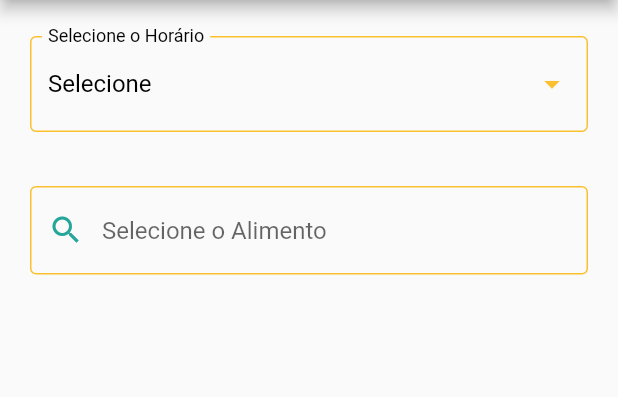
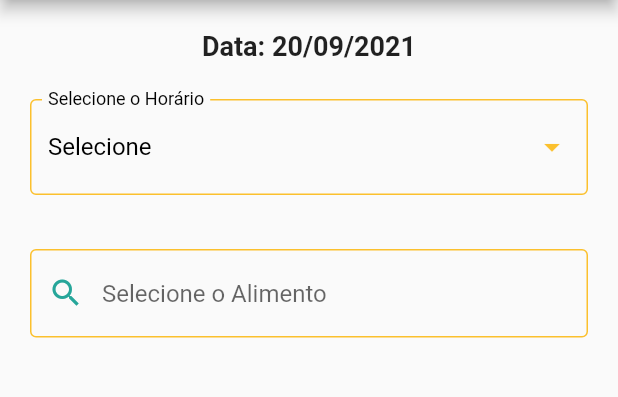
Before and after one commit to Juscimara/app_tcc_diarioeletronico, a Flutter app: the MealsScreen screen opened directly, on a phone screen of 412 x 824 dp, the part 84-481 px from its top. Run offline on Flutter 3.47's test engine with Material 2 defaults, Android fonts, the phone set to English and light mode, and no system bars; our stand-ins replace cloud_firestore, firebase_auth, firebase_core, splashscreen; accounts and stored records are empty; Roboto replaces fonts that are missing (Poppins).

Commit message:
Atualizações

```diff
--- a/lib/components/dropdown.dart
+++ b/lib/components/dropdown.dart
@@ -4,8 +4,9 @@ class Dropdown extends StatelessWidget {
   final String text, error;
   final TextEditingController controller;
   final List<String> options;
+  final Function validator;
 
-  Dropdown({Key key, this.text, this.error, this.options, this.controller})
+  Dropdown({Key key, this.text, this.error, this.options, this.controller,this.validator})
       : super(key: key);
 
   @override
@@ -47,6 +48,7 @@ class Dropdown extends StatelessWidget {
             color: Colors.black,
           ),
         ),
+          validator: (value) => validator(value),
       ),
     );
   }
--- a/lib/screens/meals_screen.dart
+++ b/lib/screens/meals_screen.dart
@@ -47,6 +47,13 @@ class _RefeicaoState extends State<MealsScreen> {
         child: Container(
           padding: EdgeInsets.all(20),
           child: Column(children: [
+            Text(
+              "Data: " + dataFormatter + "\n",
+              style: TextStyle(
+                fontSize: 18,
+                fontWeight: FontWeight.bold,
+              ),
+            ),
             Dropdown(
               options: [
                 'Selecione',
@@ -59,6 +66,12 @@ class _RefeicaoState extends State<MealsScreen> {
               ],
               text: "Selecione o Horário",
               controller: dropdownValue,
+              validator: (value) {
+                if (value.isEmpty) {
+                  return 'Informe';
+                }
+                return null;
+              },
             ),
             Text("\n"),
             Autocomplete<String>(
@@ -111,6 +124,12 @@ class _RefeicaoState extends State<MealsScreen> {
                         controller: qtdController,
                         text:
                             "Digite a quantidade ingerida em ${alimento.MedidaUsual}",
+                        validator: (value) {
+                          if (value.isEmpty) {
+                            return 'Informe';
+                          }
+                          return null;
+                        },
                       ),
                       Button(
                           width: MediaQuery.of(context).size.width,
@@ -140,7 +159,6 @@ class _RefeicaoState extends State<MealsScreen> {
                           mainAxisAlignment: MainAxisAlignment.center,
                           crossAxisAlignment: CrossAxisAlignment.center,
                           children: <Widget>[
-                            Text("Data: " + dataFormatter),
                             Text(
                               "\n LISTA DE ALIMENTOS SELECIONADOS: \n",
                               style: TextStyle(
@@ -226,7 +244,7 @@ class _RefeicaoState extends State<MealsScreen> {
                           width: MediaQuery.of(context).size.width,
                           heigth: 50,
                           widget: Text(
-                            'Salvar Refeição',
+                            'Salvar',
                             style: TextStyle(
                               fontSize: 16,
                               fontWeight: FontWeight.w600,
--- a/lib/screens/recoverPassword_screen.dart
+++ b/lib/screens/recoverPassword_screen.dart
@@ -70,7 +70,7 @@ class _RecoverPasswordState extends State<RecoverPasswordScreen> {
                   heigth: 50,
                   widget: Center(
                       child: Text(
-                    'Alterar Senha',
+                    'Salvar',
                     style: TextStyle(
                       fontSize: 16,
                       fontWeight: FontWeight.w600,
```
Also changed, not shown: lib/screens/bloodglucose_screen.dart (+7 -1 lines).
